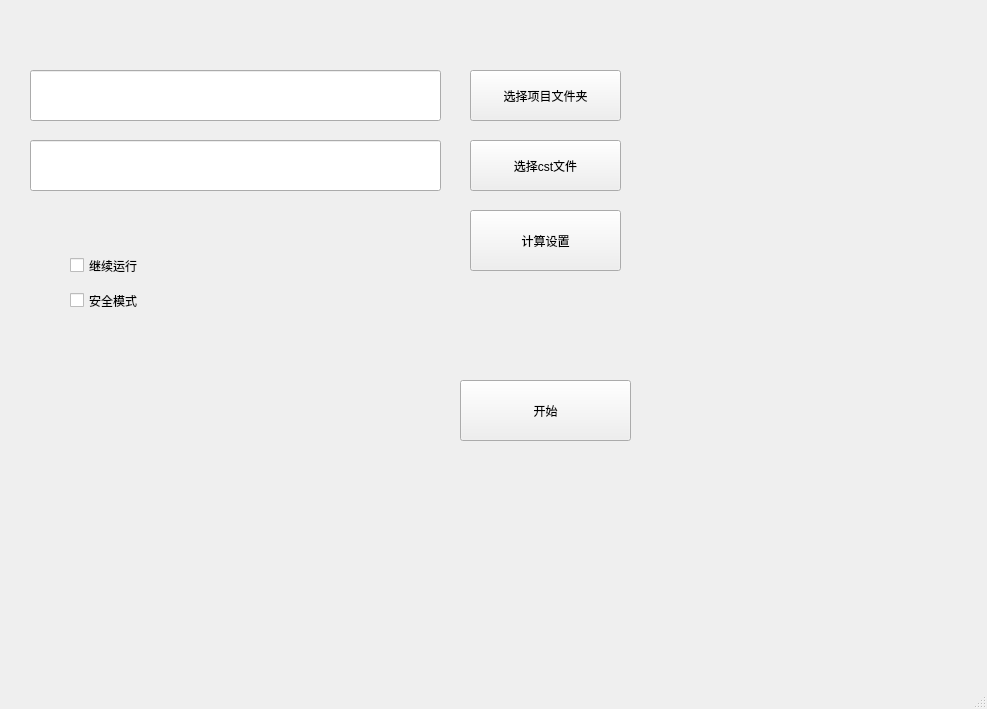
Qt form GUI/ui_main.ui (wzmsykk/cst_tools) before a commit.
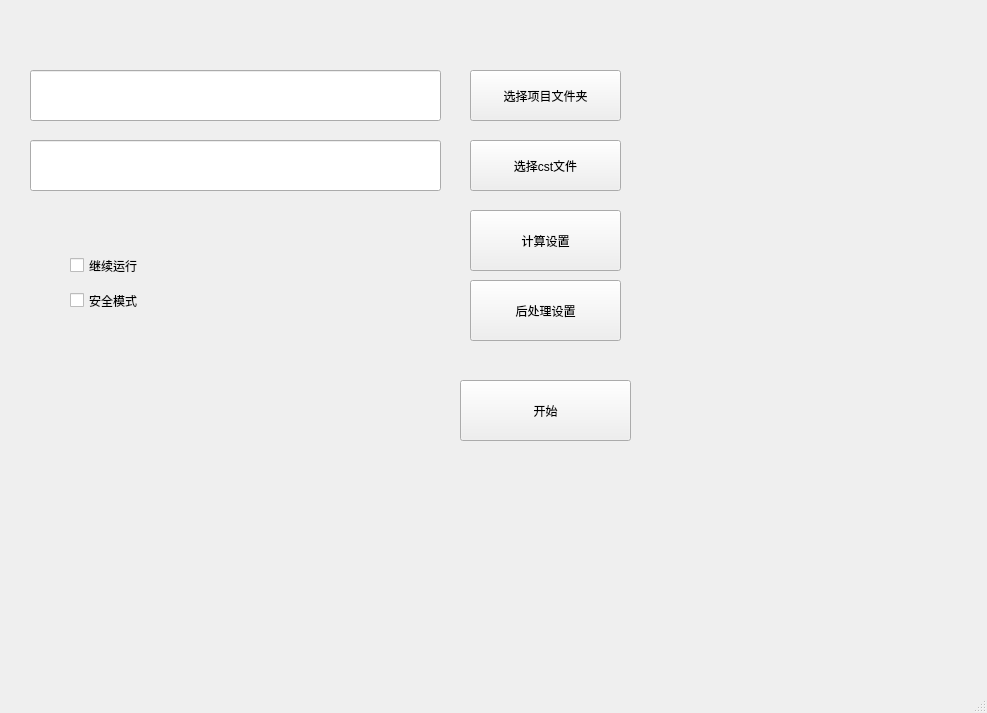
The same form after that commit.

Commit message: 实现自定义后处理

Diff of the .ui file:
```diff
--- a/GUI/ui_main.ui
+++ b/GUI/ui_main.ui
@@ -7,7 +7,7 @@
     <x>0</x>
     <y>0</y>
     <width>987</width>
-    <height>709</height>
+    <height>713</height>
    </rect>
   </property>
   <property name="windowTitle">
@@ -123,6 +123,19 @@
      <string>安全模式</string>
     </property>
    </widget>
+   <widget class="QPushButton" name="postProcessButton">
+    <property name="geometry">
+     <rect>
+      <x>470</x>
+      <y>280</y>
+      <width>151</width>
+      <height>61</height>
+     </rect>
+    </property>
+    <property name="text">
+     <string>后处理设置</string>
+    </property>
+   </widget>
   </widget>
   <widget class="QMenuBar" name="menubar">
    <property name="geometry">
```
The commit also changes 67 other files.
